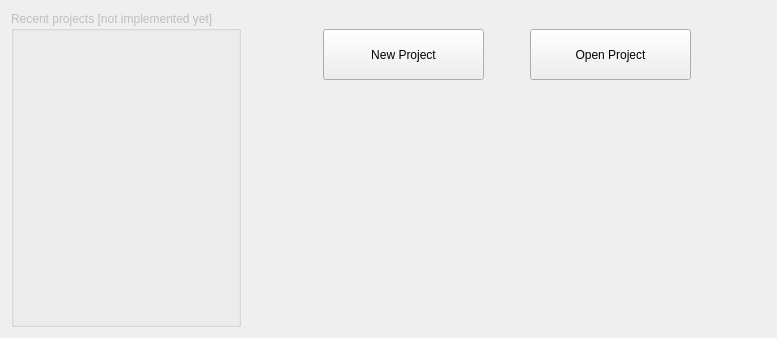
First picture: the form in CustomWidgets/panelmainmenu.ui, repository RPG-Paper-Maker/RPG-Paper-Maker, before the edit.
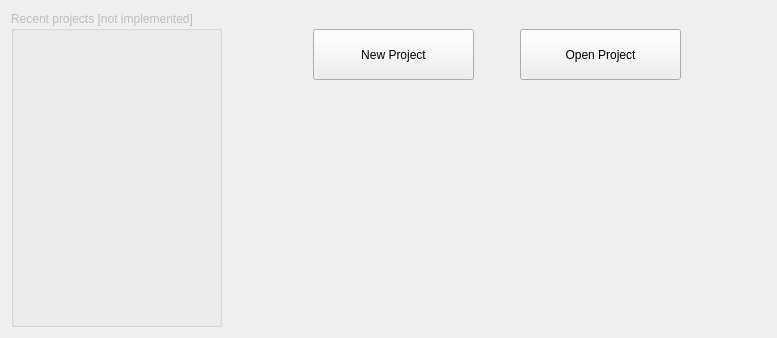
Second picture: the form after the edit. Icons and pictures are not drawn.

Diff of the .ui file:
```diff
--- a/CustomWidgets/panelmainmenu.ui
+++ b/CustomWidgets/panelmainmenu.ui
@@ -22,7 +22,7 @@
         <bool>false</bool>
        </property>
        <property name="title">
-        <string>Recent projects [not implemented yet]</string>
+        <string>Recent projects [not implemented]</string>
        </property>
        <property name="flat">
         <bool>false</bool>
```
